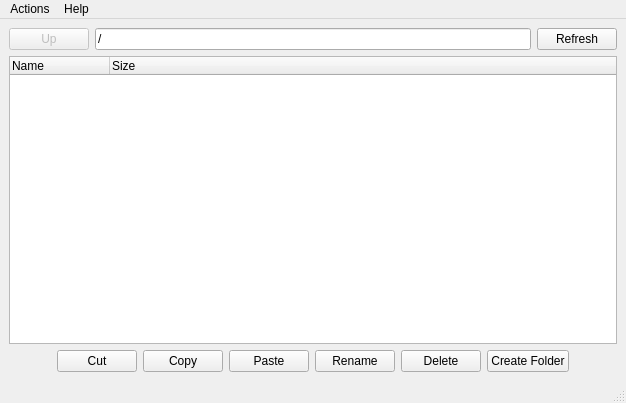
lawand/droper, file mainwindow.ui: the form before one commit.
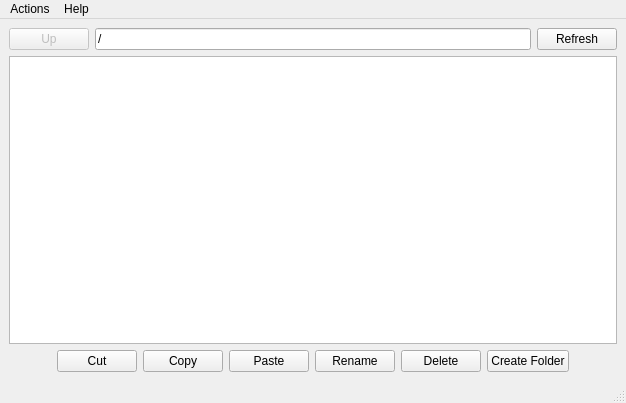
The form after the commit. Icons and pictures are not drawn.

Commit message: changed the files and folders class

What changed in the file:
```diff
--- a/mainwindow.ui
+++ b/mainwindow.ui
@@ -51,23 +51,10 @@
      </layout>
     </item>
     <item>
-     <widget class="QTreeWidget" name="filesAndFoldersTreeWidget">
+     <widget class="QListWidget" name="filesAndFoldersListWidget">
       <property name="alternatingRowColors">
        <bool>true</bool>
       </property>
-      <property name="indentation">
-       <number>0</number>
-      </property>
-      <column>
-       <property name="text">
-        <string>Name</string>
-       </property>
-      </column>
-      <column>
-       <property name="text">
-        <string>Size</string>
-       </property>
-      </column>
      </widget>
     </item>
     <item>
```
The commit also changes 2 other files.
